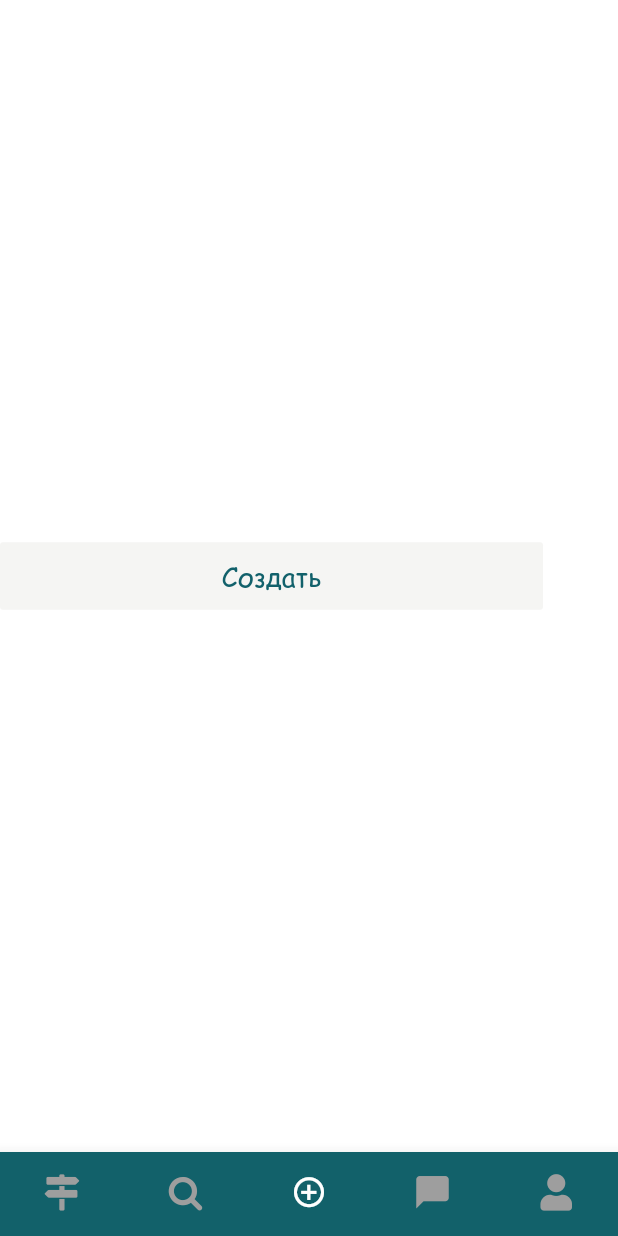
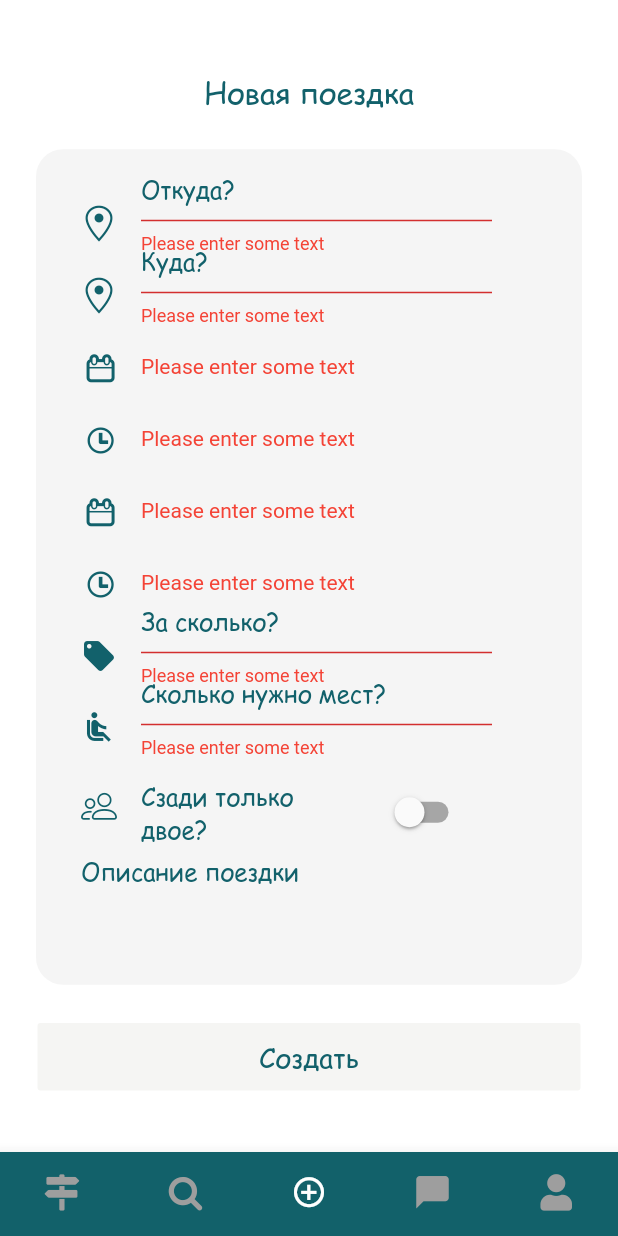
Before and after one commit to tarasevichvlad/way-flutter, a Flutter app: the screen it shows after launch, item 3 of the bottom bar chosen, after a tap on "Создать", on a phone screen of 412 x 824 dp. Run offline on Flutter 3.47's test engine with Material 2 defaults, Android fonts, the phone set to English and light mode, and no system bars; our stand-ins replace bloc, equatable, flutter_bloc; missing offline and left inert: aad_oauth.

Commit message:
update create trip screen

```diff
--- a/lib/blocs/trip/trip_bloc.dart
+++ b/lib/blocs/trip/trip_bloc.dart
@@ -37,6 +37,15 @@ class TripBloc extends Bloc<TripEvent, TripState> {
         }
       }
 
+      if (event is TripCreateRequested) {
+        try {
+          await tripRepository.createTrip(event.createTrip);
+          yield TripCreateSuccess();
+        } catch (_) {
+          yield TripCreateFailure();
+        }
+      }
+
       if (event is TripInitialSearch) {
         yield TripInitialSearchSuccess(
             trips: event.trips, searchTrip: event.searchTrip);
--- a/lib/blocs/trip/trip_event.dart
+++ b/lib/blocs/trip/trip_event.dart
@@ -1,3 +1,4 @@
+import 'package:way/models/create_trip.dart';
 import 'package:way/models/search_trip.dart';
 import 'package:way/models/trip.dart';
 
@@ -20,3 +21,9 @@ class TripInitialSearch extends TripEvent {
   final SearchTrip searchTrip;
   TripInitialSearch({this.trips, this.searchTrip});
 }
+
+class TripCreateRequested extends TripEvent {
+  final CreateTrip createTrip;
+
+  TripCreateRequested({this.createTrip}) : assert(createTrip != null);
+}
--- a/lib/blocs/trip/trip_state.dart
+++ b/lib/blocs/trip/trip_state.dart
@@ -45,3 +45,7 @@ class TripInitialSearchSuccess extends TripState {
     trips = this.trips ?? List<Trip>();
   }
 }
+
+class TripCreateSuccess extends TripState {}
+
+class TripCreateFailure extends TripState {}
--- /dev/null
+++ b/lib/models/create_trip.dart
@@ -0,0 +1,44 @@
+class CreateTrip {
+  String from;
+  String to;
+  double price;
+  String comment;
+  int seats;
+  bool onlyTwo;
+  String startingTime;
+  String finishTime;
+
+  CreateTrip(
+      {this.from,
+      this.to,
+      this.price,
+      this.comment,
+      this.seats,
+      this.onlyTwo,
+      this.startingTime,
+      this.finishTime});
+
+  CreateTrip.fromJson(Map<String, dynamic> json) {
+    from = json['from'];
+    to = json['to'];
+    price = json['price'];
+    comment = json['comment'];
+    seats = json['seats'];
+    onlyTwo = json['onlyTwo'];
+    startingTime = json['startingTime'];
+    finishTime = json['finishTime'];
+  }
+
+  Map<String, dynamic> toJson() {
+    final Map<String, dynamic> data = new Map<String, dynamic>();
+    data['from'] = this.from;
+    data['to'] = this.to;
+    data['price'] = this.price;
+    data['comment'] = this.comment;
+    data['seats'] = this.seats;
+    data['onlyTwo'] = this.onlyTwo;
+    data['startingTime'] = this.startingTime;
+    data['finishTime'] = this.finishTime;
+    return data;
+  }
+}
--- a/lib/routes.dart
+++ b/lib/routes.dart
@@ -31,7 +31,9 @@ Map<String, Widget> _routes = {
   TabNavigatorRoutes.search: BlocProvider(
       create: (context) => TripBloc(TripRepository(), TripInitial()),
       child: SearchScreen()),
-  TabNavigatorRoutes.createTrip: CreateTripScreen(),
+  TabNavigatorRoutes.createTrip: BlocProvider(
+      create: (context) => TripBloc(TripRepository(), TripInitial()),
+      child: CreateTripScreen()),
   TabNavigatorRoutes.myMessage: MyMessageScreen(),
   TabNavigatorRoutes.myAccount: MyAccountScreen(),
   NestedRoutes.searchListTrip: SearchListTripScreen()
--- a/lib/screens/create_trip_screen.dart
+++ b/lib/screens/create_trip_screen.dart
@@ -1,32 +1,104 @@
 import 'package:flutter/material.dart';
+import 'package:flutter_bloc/flutter_bloc.dart';
+import 'package:way/blocs/blocs.dart';
+import 'package:way/blocs/trip/trip_bloc.dart';
+import 'package:way/models/create_trip.dart';
+import 'package:way/widgets/search_form.dart';
 
-class CreateTripScreen extends StatelessWidget {
+class CreateTripScreen extends StatefulWidget {
+  @override
+  State<StatefulWidget> createState() => _CreateTripState();
+}
+
+class _CreateTripState extends State<CreateTripScreen> {
+  final _formKey = GlobalKey<FormState>();
+  TripModel model;
+  bool autoValidate = false;
+  TextStyle _defaultTextStyle = TextStyle(
+      color: Color.fromRGBO(18, 97, 107, 1),
+      fontFamily: 'ComicSansMS',
+      fontSize: 16);
+
   @override
   Widget build(BuildContext context) {
+    final form = SearchForm(
+      autovalidate: autoValidate, // TODO: invstigate
+      formKey: _formKey,
+      onSaved: (TripModel data) {
+        model = data;
+      },
+      isCreateMode: true,
+      children: [
+        Container(
+          margin: EdgeInsets.only(top: 8),
+          child: TextFormField(
+            onSaved: (String val) {
+              model.comment = val;
+            },
+            maxLines: 3,
+            decoration: InputDecoration.collapsed(
+                hintText: "Описание поездки", hintStyle: _defaultTextStyle),
+          ),
+        ),
+      ],
+    );
+
     return Container(
       child: Column(
         crossAxisAlignment: CrossAxisAlignment.center,
         mainAxisAlignment: MainAxisAlignment.center,
         children: [
+          Container(
+            child: Center(
+              child: Text(
+                'Новая поездка',
+                style: TextStyle(
+                    color: Color.fromRGBO(18, 97, 107, 1),
+                    fontFamily: 'ComicSansMS',
+                    fontSize: 20),
+              ),
+            ),
+            margin: EdgeInsets.fromLTRB(0, 8, 0, 0),
+          ),
+          Container(
+              decoration: BoxDecoration(
+                  color: Color.fromRGBO(245, 245, 245, 1),
+                  borderRadius: BorderRadius.all(Radius.circular(18))),
+              padding: EdgeInsets.all(30),
+              margin: EdgeInsets.all(24),
+              child: form),
           FlatButton(
             onPressed: () {
-              /*if (_formKey.currentState.validate()) {
-                  _formKey.currentState.save();
-                  final DateTime dateToServer = DateTime.utc(_date.year,
-                      _date.month, _date.day, _time.hour, _time.minute);
-                  SearchTrip searchTrip = SearchTrip(
-                      from: _from,
-                      to: _to,
-                      seats: _seats,
-                      dateTime: dateToServer.toIso8601String(),
-                      onlyTwo: _onlyTwo);
-                  BlocProvider.of<TripBloc>(context)
-                      .add(TripSearchRequested(searchTrip: searchTrip));
-                } else {
-                  setState(() {
-                    _autoValidate = true;
-                  });
-                }*/
+              if (_formKey.currentState.validate()) {
+                _formKey.currentState.save();
+                final DateTime dateToServer = DateTime.utc(
+                    model.date.year,
+                    model.date.month,
+                    model.date.day,
+                    model.time.hour,
+                    model.time.minute);
+                final DateTime dateArriveToServer = DateTime.utc(
+                    model.dateArrive.year,
+                    model.dateArrive.month,
+                    model.dateArrive.day,
+                    model.timeArrive.hour,
+                    model.timeArrive.minute);
+                CreateTrip createTrip = CreateTrip(
+                    from: model.from,
+                    to: model.to,
+                    seats: model.seats,
+                    comment: model.comment,
+                    startingTime: dateToServer.toIso8601String(),
+                    finishTime: dateArriveToServer.toIso8601String(),
+                    price: model.price,
+                    onlyTwo: model.onlyTwo);
+                BlocProvider.of<TripBloc>(context)
+                    .add(TripCreateRequested(createTrip: createTrip));
+              } else {
+                setState(() {
+                  autoValidate = true;
+                });
+              }
             },
             color: Color.fromRGBO(245, 245, 243, 1),
             child: Container(
--- a/lib/screens/search_screen.dart
+++ b/lib/screens/search_screen.dart
@@ -22,6 +22,7 @@ class _SearchScreenState extends State<SearchScreen> {
     final form = SearchForm(
       autovalidate: autoValidate, // TODO: invstigate
       formKey: _formKey,
+      isCreateMode: false,
       onSaved: (TripModel data) {
         model = data;
       },
--- a/lib/services/trip/trip_api_provider.dart
+++ b/lib/services/trip/trip_api_provider.dart
@@ -1,4 +1,5 @@
 import 'package:http/http.dart' as http;
+import 'package:way/models/create_trip.dart';
 import 'package:way/models/search_trip.dart';
 import '../../models/trip.dart';
 import '../../utils/constants.dart';
@@ -72,4 +73,23 @@ class TripProvider {
       throw Exception('Error search trips');
     }
   }
+
+  Future<Null> createTrip(CreateTrip data) async {
+    final token = await auth.getToken();
+    final response = await http.post(Constants.getBaseUrl() + '/trips',
+        headers: {
+          'Authorization': "Bearer " + token,
+          'Content-Type': 'application/json'
+        },
+        body: json.encode(data));
+    if (response.statusCode == 200) {
+      try {
+        return null;
+      } catch (e) {
+        throw Exception('Error create trip');
+      }
+    } else {
+      throw Exception('Error create trip');
+    }
+  }
 }
--- a/lib/services/trip/trip_repository.dart
+++ b/lib/services/trip/trip_repository.dart
@@ -1,3 +1,4 @@
+import 'package:way/models/create_trip.dart';
 import 'package:way/models/search_trip.dart';
 import 'trip_api_provider.dart';
 import '../../models/trip.dart';
@@ -10,4 +11,5 @@ class TripRepository {
   Future<List<Trip>> getMyTrips() => _tripProvider.getMyTrips();
   Future<List<Trip>> searchTrips(SearchTrip data) =>
       _tripProvider.searchTrip(data);
+  Future<Null> createTrip(CreateTrip data) => _tripProvider.createTrip(data);
 }
--- a/lib/widgets/date_form_field.dart
+++ b/lib/widgets/date_form_field.dart
@@ -18,7 +18,8 @@ class DateFormField extends FormField<DateTime> {
       {FormFieldSetter<DateTime> onSaved,
       FormFieldValidator<DateTime> validator,
       DateTime initialValue,
-      bool autovalidate = false})
+      bool autovalidate = false,
+      String label = 'Когда?'})
       : super(
             onSaved: onSaved,
             validator: validator,
@@ -52,7 +53,7 @@ class DateFormField extends FormField<DateTime> {
                                 state.value != null
                                     ? DateFormat('yyyy-MM-dd')
                                         .format(state.value)
-                                    : 'Когда?',
+                                    : label,
                                 style: TextStyle(
                                     color: Color.fromRGBO(18, 97, 107, 1),
                                     fontFamily: 'ComicSansMS',
--- a/lib/widgets/search_form.dart
+++ b/lib/widgets/search_form.dart
@@ -11,6 +11,10 @@ class TripModel {
   TimeOfDay time;
   int seats;
   bool onlyTwo;
+  String comment;
+  double price;
+  DateTime dateArrive;
+  TimeOfDay timeArrive;
   TripModel(
       {this.date,
       this.time,
@@ -24,25 +28,43 @@ class SearchForm extends StatefulWidget {
   GlobalKey<FormState> formKey;
   Function onSaved;
   bool autovalidate;
+  List<Widget> children;
+  bool isCreateMode = false;
   @override
   State<StatefulWidget> createState() => _SearchFormState(
-      formKey: formKey, onSaved: onSaved, autovalidate: autovalidate);
+      formKey: formKey,
+      onSaved: onSaved,
+      autovalidate: autovalidate,
+      children: children,
+      isCreateMode: isCreateMode);
 
-  SearchForm({this.formKey, this.onSaved, this.autovalidate});
+  SearchForm(
+      {this.formKey,
+      this.onSaved,
+      this.autovalidate,
+      this.children,
+      this.isCreateMode});
 }
 
 class _SearchFormState extends State<SearchForm> {
-  List<Widget> children = [];
+  List<Widget> children;
   GlobalKey<FormState> formKey;
   bool autovalidate;
   TripModel model = TripModel();
   Function onSaved;
+  bool isCreateMode = false;
   TextStyle _defaultTextStyle = TextStyle(
       color: Color.fromRGBO(18, 97, 107, 1),
       fontFamily: 'ComicSansMS',
       fontSize: 16);
 
-  _SearchFormState({this.formKey, this.onSaved, this.autovalidate});
+  _SearchFormState(
+      {this.formKey,
+      this.onSaved,
+      this.autovalidate,
+      this.isCreateMode,
+      List<Widget> children = const []})
+      : this.children = children;
 
   String _requiredValidator(String value) {
     if (value.isEmpty) {
@@ -53,6 +75,84 @@ class _SearchFormState extends State<SearchForm> {
 
   @override
   Widget build(BuildContext context) {
+    List<Widget> createModeWidget = isCreateMode
+        ? [
+            Container(
+              height: 48,
+              padding: EdgeInsets.only(bottom: 8),
+              child: Row(
+                crossAxisAlignment: CrossAxisAlignment.center,
+                children: [
+                  DateFormField(
+                    onSaved: (DateTime date) {
+                      model.dateArrive = date;
+                      onSaved(model);
+                    },
+                    validator: (DateTime value) {
+                      if (value == null) {
+                        return 'Please enter some text';
+                      }
+                      return null;
+                    },
+                    initialValue: model.dateArrive,
+                    label: 'Дата приезда?',
+                  )
+                ],
+              ),
+            ),
+            Container(
+              height: 48,
+              padding: EdgeInsets.only(bottom: 8),
+              child: Row(
+                crossAxisAlignment: CrossAxisAlignment.center,
+                children: [
+                  TimeFormField(
+                    onSaved: (TimeOfDay time) {
+                      model.timeArrive = time;
+                      onSaved(model);
+                    },
+                    validator: (TimeOfDay value) {
+                      if (value == null) {
+                        return 'Please enter some text';
+                      }
+                      return null;
+                    },
+                    initialValue: model.timeArrive,
+                    label: 'Время приезда?',
+                  )
+                ],
+              ),
+            ),
+            Container(
+              height: 48,
+              padding: EdgeInsets.only(bottom: 8),
+              child: Row(
+                crossAxisAlignment: CrossAxisAlignment.center,
+                children: [
+                  Icon(
+                    Icons.local_offer,
+                    color: Color.fromRGBO(18, 97, 107, 1),
+                  ),
+                  Container(
+                    width: 250,
+                    child: TextFormField(
+                        keyboardType: TextInputType.number,
+                        validator: _requiredValidator,
+                        onSaved: (String val) {
+                          model.price = double.parse(val);
+                          onSaved(model);
+                        },
+                        decoration: InputDecoration(
+                            hintText: 'За сколько?',
+                            hintStyle: _defaultTextStyle,
+                            errorStyle: TextStyle(color: Colors.red))),
+                    padding: EdgeInsets.only(left: 16),
+                  )
+                ],
+              ),
+            )
+          ]
+        : [SizedBox()];
     List<Widget> textFields = [
       Container(
         height: 48,
@@ -154,6 +254,7 @@ class _SearchFormState extends State<SearchForm> {
           ],
         ),
       ),
+      ...createModeWidget,
       Container(
         height: 48,
         padding: EdgeInsets.only(bottom: 8),
@@ -213,7 +314,7 @@ class _SearchFormState extends State<SearchForm> {
         ),
       )
     ];
-    textFields.addAll(children);
+    textFields.addAll(children ?? []);
     return Container(
       child: Form(
           key: formKey,
--- a/lib/widgets/time_form_field.dart
+++ b/lib/widgets/time_form_field.dart
@@ -14,7 +14,8 @@ class TimeFormField extends FormField<TimeOfDay> {
       {FormFieldSetter<TimeOfDay> onSaved,
       FormFieldValidator<TimeOfDay> validator,
       TimeOfDay initialValue,
-      bool autovalidate = false})
+      bool autovalidate = false,
+      String label = 'Во сколько?'})
       : super(
             onSaved: onSaved,
             validator: validator,
@@ -47,7 +48,7 @@ class TimeFormField extends FormField<TimeOfDay> {
                             : Text(
                                 state.value != null
                                     ? state.value.format(state.context)
-                                    : 'Во сколько?',
+                                    : label,
                                 style: TextStyle(
                                     color: Color.fromRGBO(18, 97, 107, 1),
                                     fontFamily: 'ComicSansMS',
```
